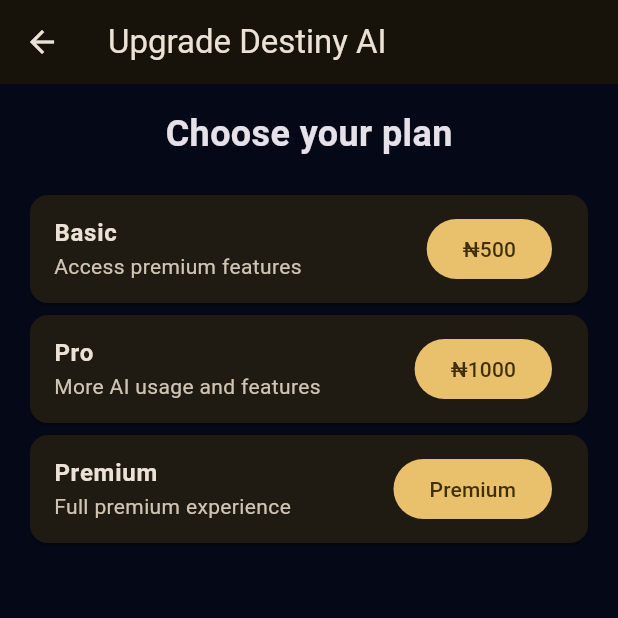
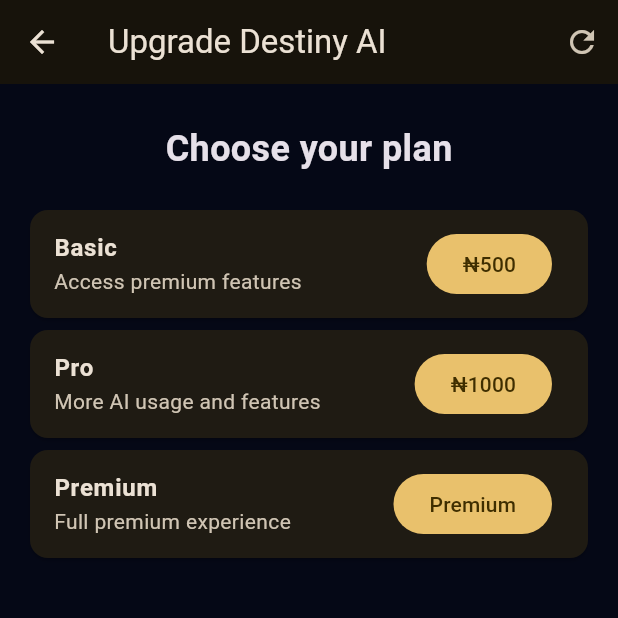
Before and after one commit to emzaro731-byte/Emmanuel-, a Flutter app: the screen it shows once a user with an empty profile is signed in, item 3 of the bottom bar chosen, after a tap on "Upgrade", on a phone screen of 412 x 824 dp, the top half of it. Run offline on Flutter 3.47's test engine with Material 3 defaults, Android fonts, the light colour scheme and no system bars; our stand-ins replace image_picker, shared_preferences, supabase_flutter; accounts and stored records are empty.

Commit message:
Refresh Premium entitlement after Selar checkout

```diff
--- a/flutter/lib/screens/payment_screen.dart
+++ b/flutter/lib/screens/payment_screen.dart
@@ -1,5 +1,6 @@
 import 'package:flutter/material.dart';
 import '../services/payment_service.dart';
+import '../services/premium_service.dart';
 
 class PaymentScreen extends StatefulWidget {
   const PaymentScreen({super.key});
@@ -8,8 +9,48 @@
   State<PaymentScreen> createState() => _PaymentScreenState();
 }
 
-class _PaymentScreenState extends State<PaymentScreen> {
+class _PaymentScreenState extends State<PaymentScreen> with WidgetsBindingObserver {
   bool _loading = false;
+  bool _checking = false;
+  bool _premium = false;
+
+  @override
+  void initState() {
+    super.initState();
+    WidgetsBinding.instance.addObserver(this);
+    _refreshPremium();
+  }
+
+  @override
+  void dispose() {
+    WidgetsBinding.instance.removeObserver(this);
+    super.dispose();
+  }
+
+  @override
+  void didChangeAppLifecycleState(AppLifecycleState state) {
+    if (state == AppLifecycleState.resumed) {
+      _refreshPremium();
+    }
+  }
+
+  Future<void> _refreshPremium() async {
+    if (_checking) return;
+    setState(() => _checking = true);
+    try {
+      final active = await PremiumService.instance.isPremium();
+      if (mounted) setState(() => _premium = active);
+      if (active && mounted) {
+        ScaffoldMessenger.of(context).showSnackBar(
+          const SnackBar(content: Text('Premium is active. All Premium features are unlocked.')),
+        );
+      }
+    } catch (_) {
+      // Keep the existing UI if the entitlement check temporarily fails.
+    } finally {
+      if (mounted) setState(() => _checking = false);
+    }
+  }
 
   Future<void> _pay(int amount, String plan) async {
     setState(() => _loading = true);
@@ -20,7 +61,7 @@
           SnackBar(
             content: Text(
               plan == 'premium'
-                  ? 'Opening Premium checkout...'
+                  ? 'Opening Premium checkout. After payment, return here and Premium will refresh automatically.'
                   : 'Complete payment securely in the checkout window.',
             ),
           ),
@@ -48,8 +89,8 @@
         ),
         subtitle: Text(description),
         trailing: FilledButton(
-          onPressed: _loading ? null : () => _pay(price, name.toLowerCase()),
-          child: Text(isPremium ? 'Premium' : '₦$price'),
+          onPressed: (_loading || _premium) ? null : () => _pay(price, name.toLowerCase()),
+          child: Text(_premium && isPremium ? 'Active' : (isPremium ? 'Premium' : '₦$price')),
         ),
       ),
     );
@@ -58,11 +99,31 @@
   @override
   Widget build(BuildContext context) {
     return Scaffold(
-      appBar: AppBar(title: const Text('Upgrade Destiny AI')),
+      appBar: AppBar(
+        title: const Text('Upgrade Destiny AI'),
+        actions: [
+          IconButton(
+            tooltip: 'Refresh Premium status',
+            onPressed: _refreshPremium,
+            icon: _checking
+                ? const SizedBox(width: 18, height: 18, child: CircularProgressIndicator(strokeWidth: 2))
+                : const Icon(Icons.refresh),
+          ),
+        ],
+      ),
       body: Padding(
         padding: const EdgeInsets.all(16),
         child: Column(
           children: [
+            if (_premium)
+              Card(
+                child: ListTile(
+                  leading: const Icon(Icons.workspace_premium),
+                  title: const Text('Premium active'),
+                  subtitle: const Text('Your Selar Premium payment has been confirmed.'),
+                ),
+              ),
+            const SizedBox(height: 10),
             const Text(
               'Choose your plan',
               style: TextStyle(fontSize: 24, fontWeight: FontWeight.bold),
```
